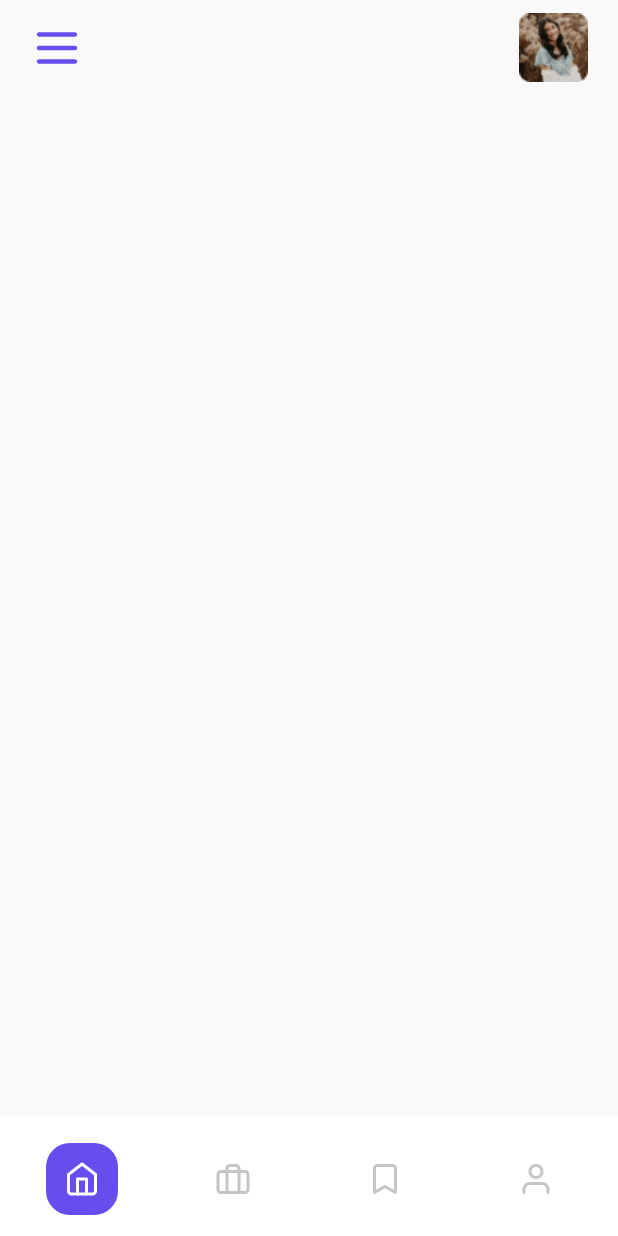
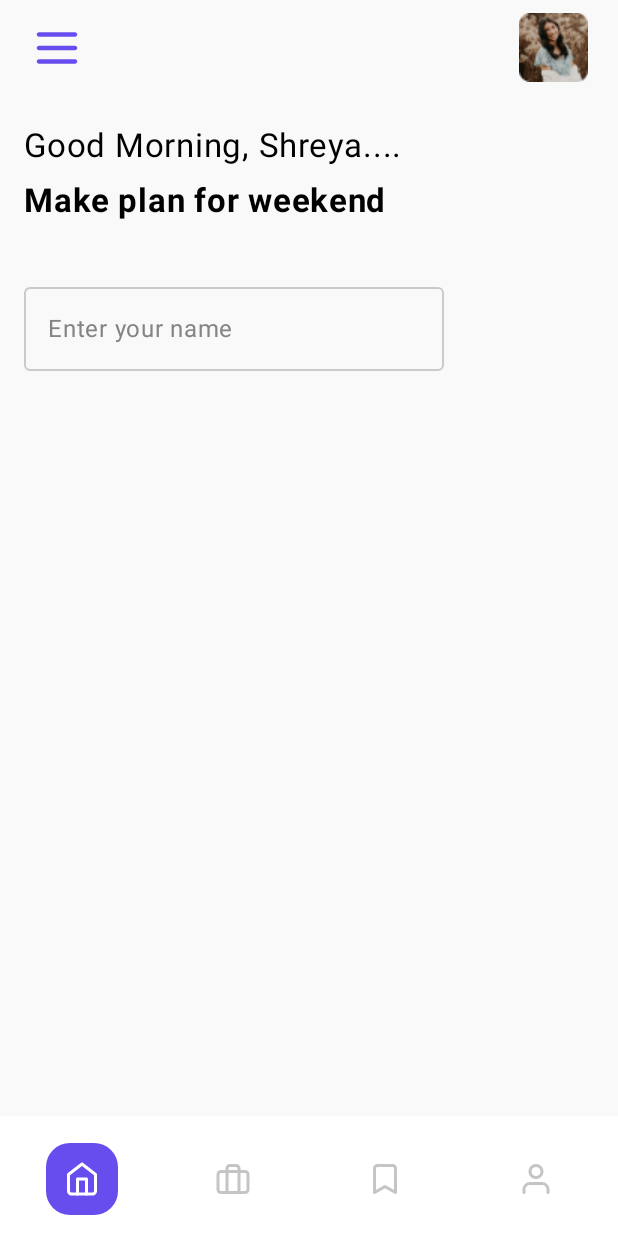
Before and after one commit to Nadir2225/Travel-App, an Android app built with Jetpack Compose: the screen it shows after launch (MainActivity), on a phone screen of 412 x 824 dp. Run offline under Robolectric (Android 15) with nearby library versions, the phone set to English and light mode, and no system bars.

Commit message:
second commit

```diff
--- a/app/src/main/java/com/example/travelapp/ui/theme/screens/HomeScreen.kt
+++ b/app/src/main/java/com/example/travelapp/ui/theme/screens/HomeScreen.kt
@@ -1,6 +1,75 @@
 package com.example.travelapp.ui.theme.screens
 
+import androidx.compose.foundation.layout.Column
+import androidx.compose.foundation.layout.Spacer
+import androidx.compose.foundation.layout.fillMaxSize
+import androidx.compose.foundation.layout.height
+import androidx.compose.foundation.layout.padding
+import androidx.compose.foundation.rememberScrollState
+import androidx.compose.foundation.verticalScroll
+import androidx.compose.material3.ExperimentalMaterial3Api
+import androidx.compose.material3.OutlinedTextField
+import androidx.compose.material3.Text
+import androidx.compose.material3.TextFieldColors
+import androidx.compose.material3.TextFieldDefaults
 import androidx.compose.runtime.Composable
+import androidx.compose.runtime.getValue
+import androidx.compose.runtime.mutableStateOf
+import androidx.compose.runtime.remember
+import androidx.compose.runtime.setValue
+import androidx.compose.ui.Modifier
+import androidx.compose.ui.graphics.Color
+import androidx.compose.ui.text.font.FontWeight
+import androidx.compose.ui.tooling.preview.Preview
+import androidx.compose.ui.unit.dp
+import androidx.compose.ui.unit.sp
+import com.example.travelapp.ui.theme.StrokeGray
+import com.example.travelapp.ui.theme.TextGray
 
+@OptIn(ExperimentalMaterial3Api::class)
 @Composable
-fun HomeScreen() {}
+fun HomeScreen() {
+    val scrollState = rememberScrollState()
+    var text by remember { mutableStateOf("") }
+
+    Column(
+        modifier = Modifier.fillMaxSize().verticalScroll(scrollState)
+    ) {
+        Spacer(modifier = Modifier.height(20.dp))
+        Text(
+            text = "Good Morning, Shreya....",
+            fontSize = 22.sp,
+            modifier = Modifier.padding(start = 16.dp)
+        )
+        Spacer(modifier = Modifier.height(10.dp))
+        Text(
+            text = "Make plan for weekend",
+            fontSize = 22.sp,
+            fontWeight = FontWeight.Bold,
+            modifier = Modifier.padding(start = 16.dp)
+        )
+        Spacer(modifier = Modifier.height(20.dp))
+        OutlinedTextField(
+            value = text,
+            onValueChange = { text = it },
+            label = { Text("Enter your name") },
+            placeholder = { Text("Name") },
+            modifier = Modifier.padding(16.dp),
+            colors = TextFieldDefaults.outlinedTextFieldColors(
+                focusedPlaceholderColor = TextGray,
+                unfocusedPlaceholderColor = TextGray,
+                focusedLabelColor = TextGray,
+                unfocusedLabelColor = TextGray,
+                focusedTextColor = Color.Black,
+                focusedBorderColor = StrokeGray,
+                unfocusedBorderColor = StrokeGray
+            )
+        )
+    }
+}
+
+@Preview()
+@Composable
+fun HomeTest() {
+    HomeScreen()
+}
```
